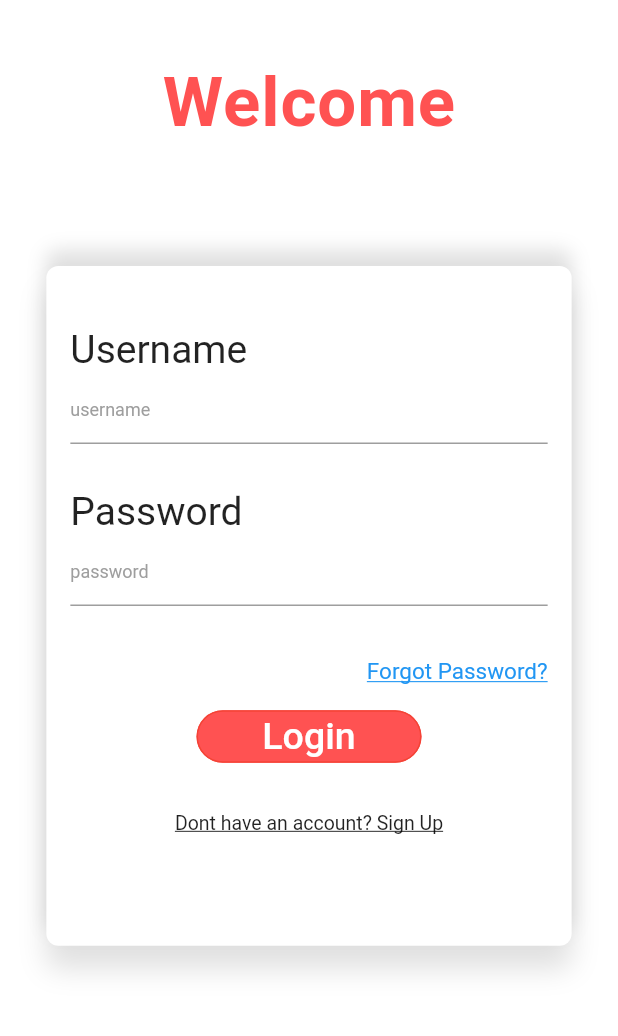
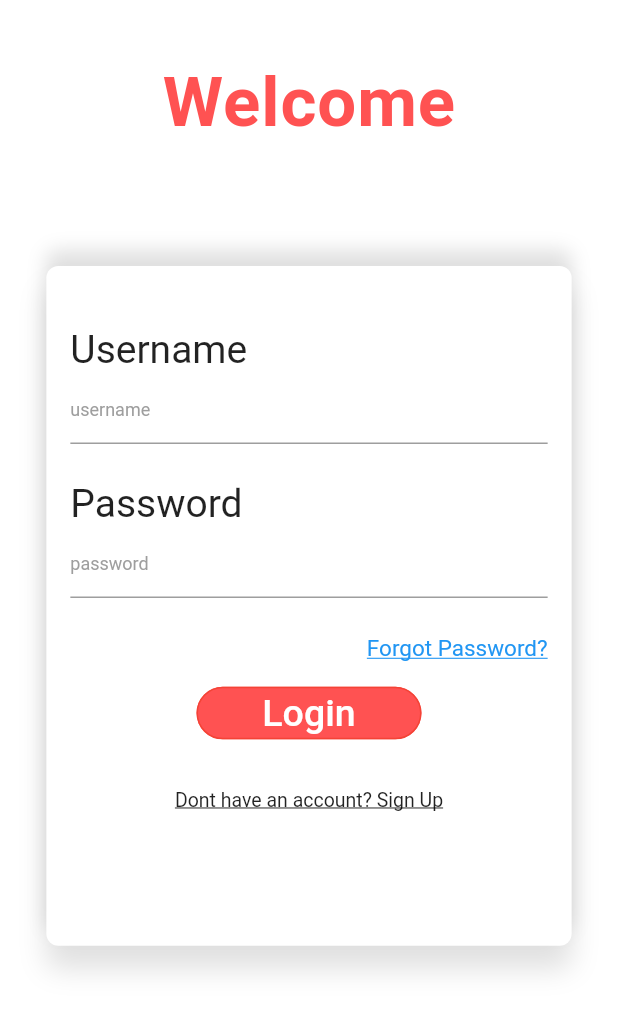
Before and after one commit to flash-gh/ot, a Flutter app: the screen it shows after launch, on a phone screen of 412 x 824 dp, the part 179-1215 px from its top. Run offline on Flutter 3.47's test engine with Material 2 defaults, Android fonts, the phone set to English and light mode, and no system bars; Roboto replaces fonts that are missing (Poppins-Bold, Poppins-Medium).

Commit message:
Add files via upload

```diff
--- a/lib/pages/login.dart
+++ b/lib/pages/login.dart
@@ -17,6 +17,7 @@ class _LoginPageState extends State<LoginPage> {
         fit: StackFit.expand,
         children: <Widget>[
           SingleChildScrollView(
+            scrollDirection: Axis.vertical,
             child:Padding(
                   padding: EdgeInsets.only(left: 28.0, right: 28.0, top: 60.0),
               child: Column(
@@ -92,6 +93,7 @@ class FormCard extends StatelessWidget {
         padding: EdgeInsets.only(left: 16.0, top: 16.0, right: 16.0),
         child: Column(
           crossAxisAlignment: CrossAxisAlignment.start,
+
           children: <Widget>[
             SizedBox(
                     height: MediaQuery.of(context).size.height*0.03,
@@ -110,7 +112,7 @@ class FormCard extends StatelessWidget {
               ),
             ),
             SizedBox(
-              height: 30,
+              height:MediaQuery.of(context).size.height*0.03,
             ),
             Text(
               'Password',
@@ -127,7 +129,7 @@ class FormCard extends StatelessWidget {
               ),
             ),
             SizedBox(
-              height: 35,
+              height: MediaQuery.of(context).size.height*0.03,
             ),
             Row(
               mainAxisAlignment: MainAxisAlignment.end,
```
